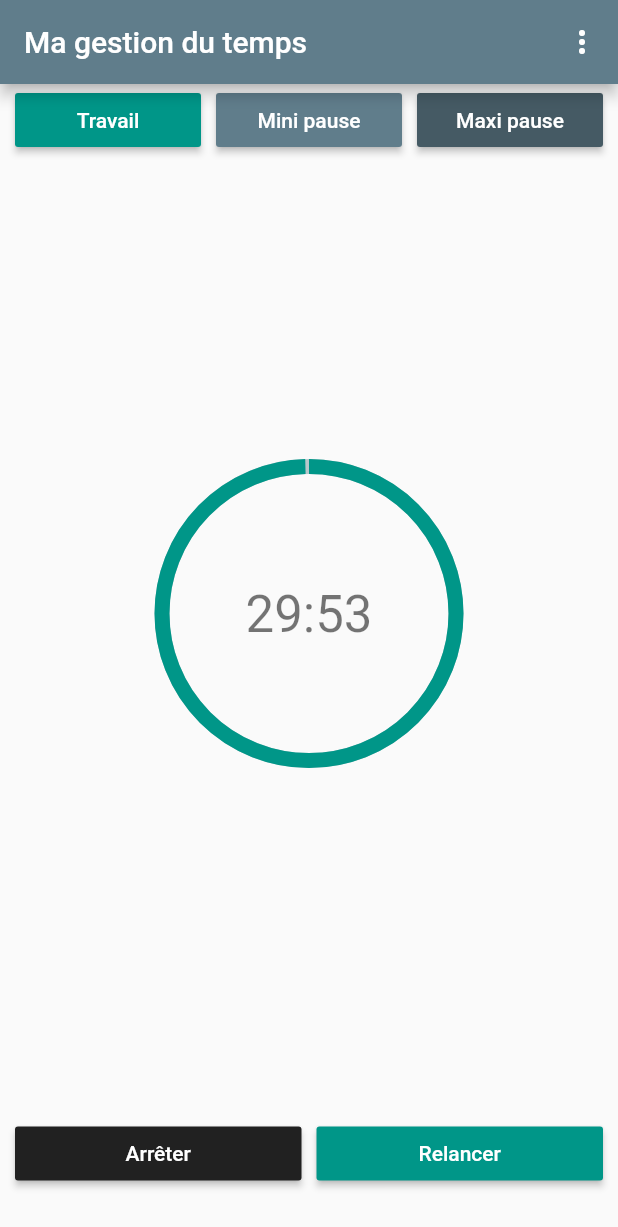
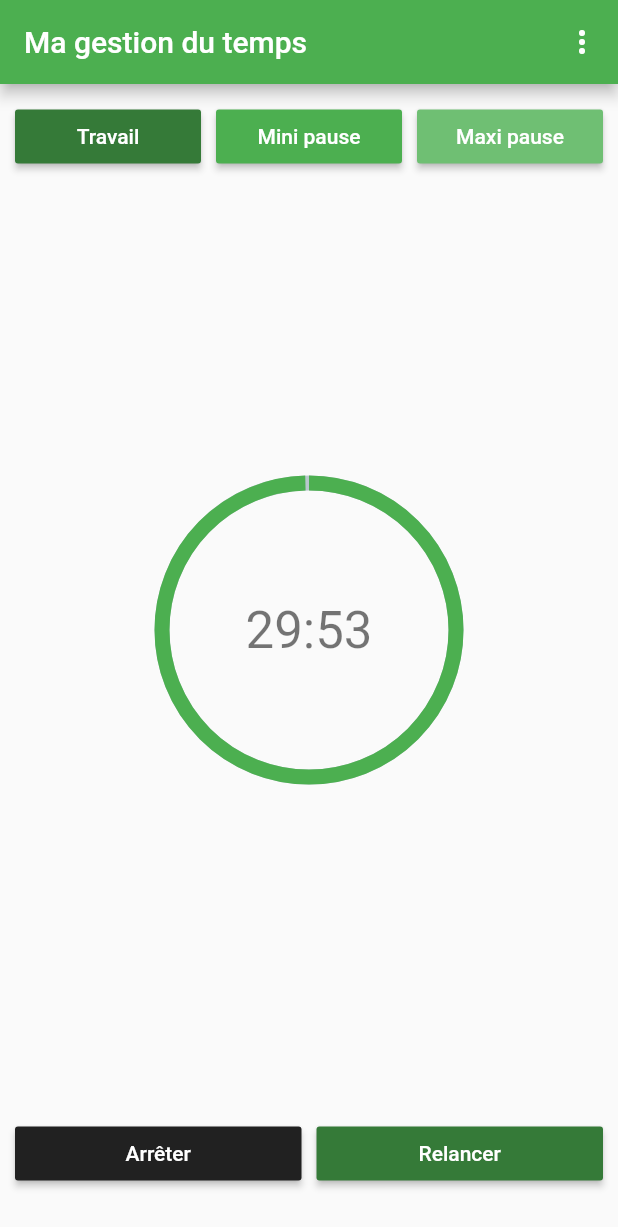
Before and after one commit to Nooaah/tp-flutter-gestion-temps, a Flutter app: the screen it shows after launch, on a phone screen of 412 x 824 dp. Shown: the top 1227 px of the screen. Run offline on Flutter 3.47's test engine with Material 2 defaults, Android fonts, the phone set to English and light mode, and no system bars; drawn by our look-alikes of percent_indicator; our stand-ins replace shared_preferences.

Commit message:
Custom app design 🎨

```diff
--- a/lib/main.dart
+++ b/lib/main.dart
@@ -22,7 +22,7 @@ class MyApp extends StatelessWidget {
       debugShowCheckedModeBanner: false,
       title: 'Gestion du temps',
       theme: ThemeData(
-        primarySwatch: Colors.blueGrey,
+        primarySwatch: Colors.green,
       ),
       home: PageAccueilMinuterie(),
     );
--- a/lib/page_accueil_minuterie.dart
+++ b/lib/page_accueil_minuterie.dart
@@ -48,11 +48,11 @@ class PageAccueilMinuterie extends StatelessWidget {
               Row(
                 children: <Widget>[
                   Padding(
-                    padding: EdgeInsets.all(REMPLISSAGE_DEFAUT),
+                    padding: EdgeInsets.only(top:70,left:REMPLISSAGE_DEFAUT,right: REMPLISSAGE_DEFAUT),
                   ),
                   Expanded(
                     child: BoutonGenerique(
-                      couleur: Color(0xff009688),
+                      couleur: Color(0xff357a38),
                       texte: 'Travail',
                       taille: 20.0,
                       action: () => minuteur.demarrerTravail(),
@@ -63,7 +63,7 @@ class PageAccueilMinuterie extends StatelessWidget {
                   ),
                   Expanded(
                     child: BoutonGenerique(
-                      couleur: Color(0xff607D8B),
+                      couleur: Color(0xff4caf50),
                       texte: 'Mini pause',
                       taille: 20.0,
                       action: () => minuteur.demarrerPause(true),
@@ -74,7 +74,7 @@ class PageAccueilMinuterie extends StatelessWidget {
                   ),
                   Expanded(
                     child: BoutonGenerique(
-                      couleur: Color(0xff455A64),
+                      couleur: Color(0xff6fbf73),
                       texte: 'Maxi pause',
                       taille: 20.0,
                       action: () => minuteur.demarrerPause(false),
@@ -104,7 +104,7 @@ class PageAccueilMinuterie extends StatelessWidget {
                           (minuteur.temps == null) ? '00:00' : minuteur.temps,
                           style: Theme.of(context).textTheme.headline4,
                         ),
-                        progressColor: Color(0xff009688),
+                        progressColor: Color(0xff4caf50),
                       ),
                     );
                   },
@@ -128,7 +128,7 @@ class PageAccueilMinuterie extends StatelessWidget {
                   ),
                   Expanded(
                     child: BoutonGenerique(
-                      couleur: Color(0xff009688),
+                      couleur: Color(0xff357a38),
                       texte: 'Relancer',
                       taille: 20.0,
                       action: () => minuteur.relancerMinuteur(),
```
Also changed, not shown: lib/page_parametres.dart (+9 -9 lines).
